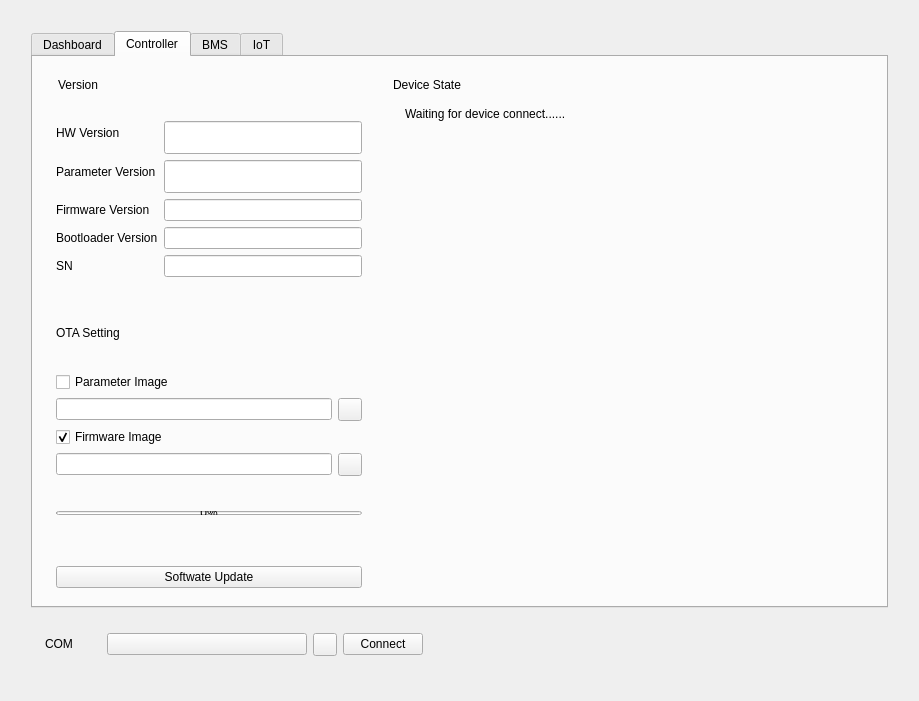
Above: resource/ui/DeviceStateInterface_UI.ui from Weeeendi/AuthTestPlatform before the change. Below: the same form after it.
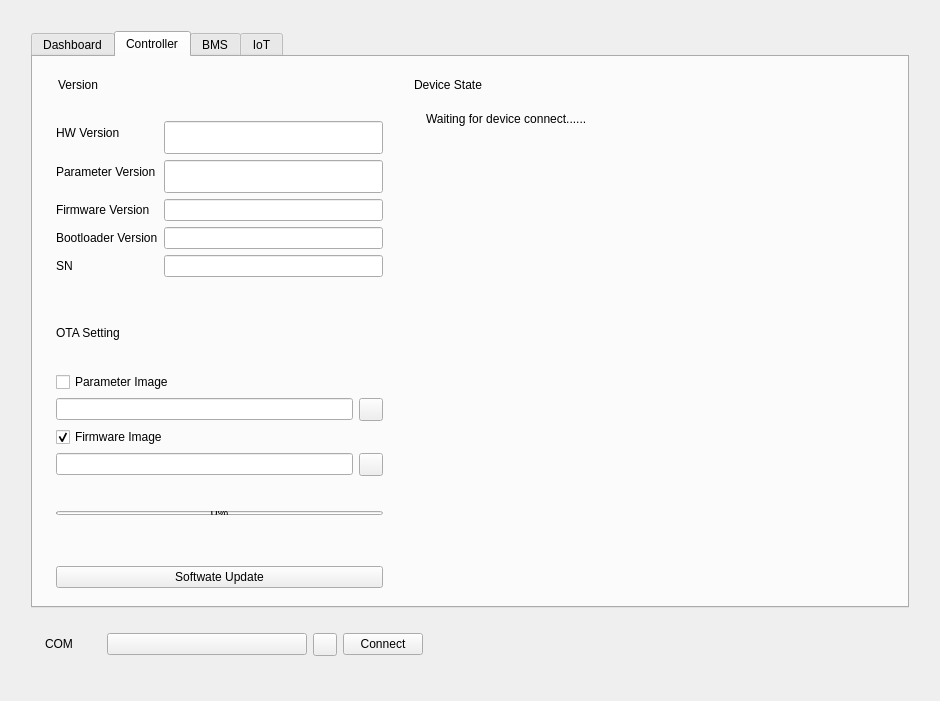
That is the form after the change. The open tabs and pages were chosen to show the change. Icons and pictures are not drawn. Custom widgets are drawn as their Qt base class.

Commit message: 完成dp监控界面,版本及dp点数据更新操作

The edit to the form file:
```diff
--- a/resource/ui/DeviceStateInterface_UI.ui
+++ b/resource/ui/DeviceStateInterface_UI.ui
@@ -784,13 +784,13 @@
            </property>
            <property name="minimumSize">
             <size>
-             <width>200</width>
+             <width>350</width>
              <height>0</height>
             </size>
            </property>
            <property name="maximumSize">
             <size>
-             <width>16777215</width>
+             <width>400</width>
              <height>16777215</height>
             </size>
            </property>
@@ -905,7 +905,7 @@
                      <bool>true</bool>
                     </property>
                     <property name="clearButtonEnabled">
-                     <bool>true</bool>
+                     <bool>false</bool>
                     </property>
                    </widget>
                   </item>
@@ -1291,7 +1291,7 @@
                </layout>
               </item>
               <item>
-               <layout class="QFormLayout" name="DeviceStateLayout_2">
+               <layout class="QVBoxLayout" name="DeviceStateLayout_2">
                 <property name="leftMargin">
                  <number>6</number>
                 </property>
@@ -1301,7 +1301,12 @@
                 <property name="rightMargin">
                  <number>0</number>
                 </property>
-                <item row="1" column="0">
+                <item>
+                 <layout class="QHBoxLayout" name="horizontalLayout_24">
+                  <property name="topMargin">
+                   <number>5</number>
+                  </property>
+                  <item>
                  <widget class="IconInfoBadge" name="connStateIcon_2">
                   <property name="textFormat">
                    <enum>Qt::AutoText</enum>
@@ -1311,7 +1316,7 @@
                   </property>
                  </widget>
                 </item>
-                <item row="1" column="1">
+                  <item>
                  <widget class="BodyLabel" name="connStateLabel_2">
                   <property name="sizePolicy">
                    <sizepolicy hsizetype="Fixed" vsizetype="Preferred">
@@ -1333,6 +1338,21 @@
                   </property>
                  </widget>
                 </item>
+                  <item>
+                   <spacer name="horizontalSpacer_2">
+                    <property name="orientation">
+                     <enum>Qt::Horizontal</enum>
+                    </property>
+                    <property name="sizeHint" stdset="0">
+                     <size>
+                      <width>40</width>
+                      <height>20</height>
+                     </size>
+                    </property>
+                   </spacer>
+                  </item>
+                 </layout>
+                </item>
                </layout>
               </item>
               <item>
```
Left out of the diff: 98 changed lines with no effect on the pictures. Lines whose indentation alone changed are shown as unchanged. The commit also changes 6 other files.
